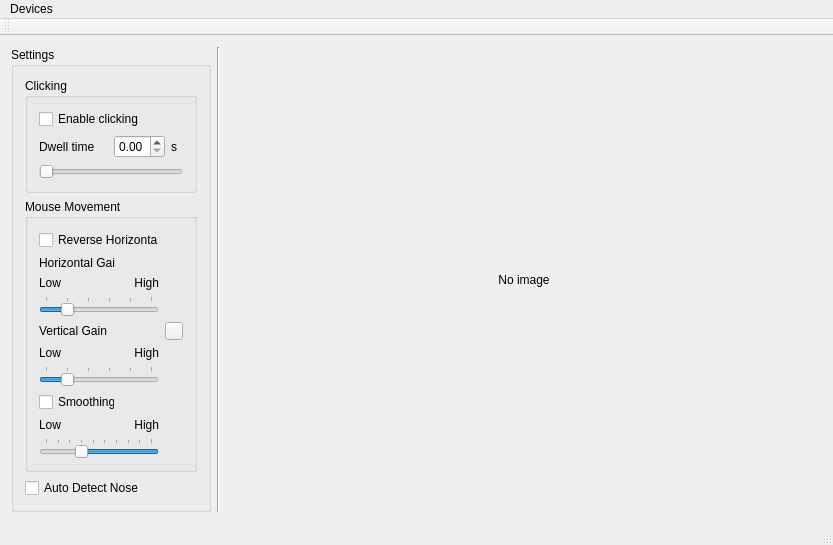
First picture: the form in mainWindow.ui, repository hanzh1/MyCameraMouse, before the edit.
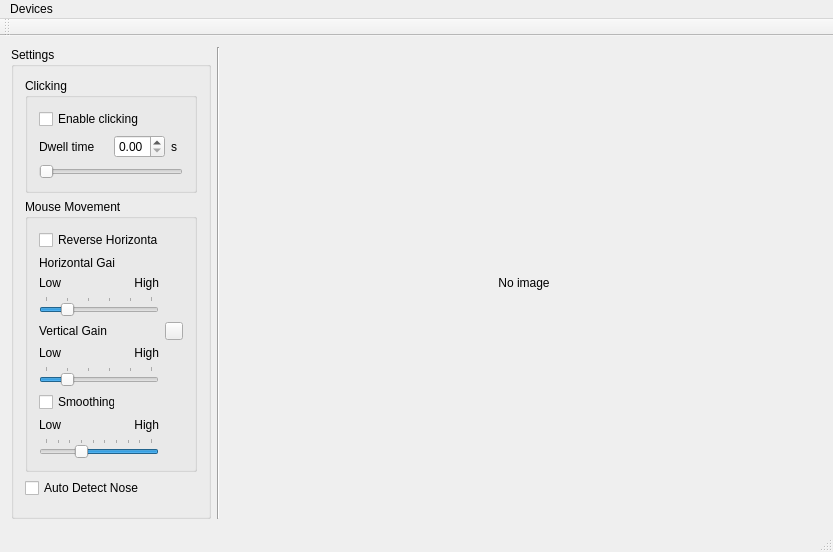
Second picture: the form after the edit. Icons and pictures are not drawn. Custom widgets are drawn as their Qt base class.

What changed in the file:
```diff
--- a/mainWindow.ui
+++ b/mainWindow.ui
@@ -7,7 +7,7 @@
     <x>0</x>
     <y>0</y>
     <width>833</width>
-    <height>488</height>
+    <height>552</height>
    </rect>
   </property>
   <property name="windowTitle">
```
Left out of the diff: 2 changed lines with no effect on the pictures.
